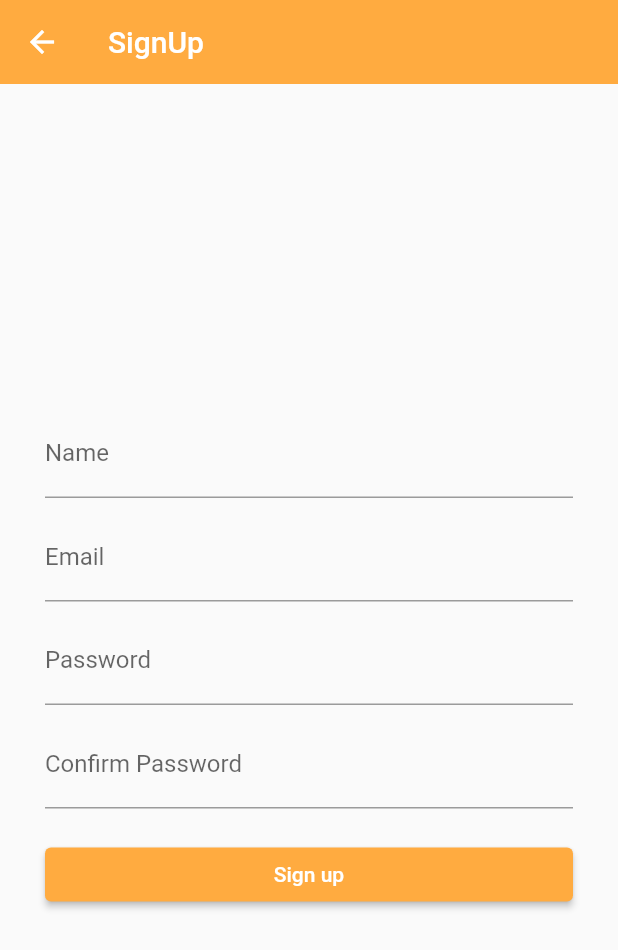
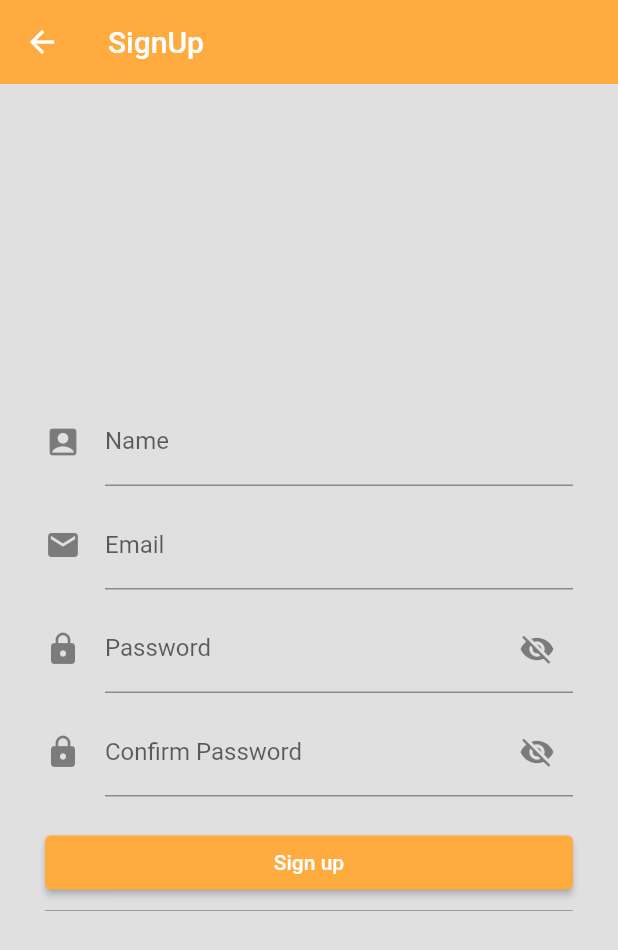
Before and after one commit to uswebk/coodig-mobile, a Flutter app: the SignupScreen screen opened directly, on a phone screen of 412 x 824 dp. Shown: the top 950 px of the screen. Run offline on Flutter 3.47's test engine with Material 2 defaults, Android fonts, the phone set to English and light mode, and no system bars; drawn by our look-alikes of modal_progress_hud_nsn; our stand-ins replace flutter_riverpod, flutter_secure_storage, get; accounts and stored records are empty; network calls fail.

Commit message:
refactor: signup screen

```diff
--- a/lib/provider/signup_provider.dart
+++ b/lib/provider/signup_provider.dart
@@ -29,3 +29,6 @@ class SignupNotifier extends StateNotifier<SignupState> {
         SignupState(isLoading: isLoading, errorMessages: state.errorMessages);
   }
 }
+
+final passwordVisibleProvider = StateProvider<bool>((ref) => false);
+final passwordConfirmVisibleProvider = StateProvider<bool>((ref) => false);
--- a/lib/view/signup/signup_screen.dart
+++ b/lib/view/signup/signup_screen.dart
@@ -34,6 +34,7 @@ class SignupScreen extends ConsumerWidget {
 
     return Stack(children: [
       Scaffold(
+        backgroundColor: Colors.grey[300],
         appBar: AppBar(
           backgroundColor: Colors.orangeAccent,
           title: const Text('SignUp'),
@@ -45,13 +46,21 @@ class SignupScreen extends ConsumerWidget {
             child: Column(
               mainAxisAlignment: MainAxisAlignment.center,
               children: [
-                Container(
+                Expanded(flex: 1, child: Container()),
+                Expanded(
+                  flex: 5,
+                  child: Container(
                     padding: const EdgeInsets.symmetric(horizontal: 30),
                     child: Column(
+                      mainAxisSize: MainAxisSize.min,
+                      mainAxisAlignment: MainAxisAlignment.center,
                       children: [
                         TextFormField(
                           controller: nameController,
-                        decoration: const InputDecoration(labelText: 'Name'),
+                          decoration: const InputDecoration(
+                            labelText: 'Name',
+                            icon: Icon(Icons.account_box),
+                          ),
                           validator: (value) {
                             if (value!.isEmpty) {
                               return 'Please enter your name';
@@ -80,7 +89,10 @@ class SignupScreen extends ConsumerWidget {
                         ),
                         TextFormField(
                           controller: emailController,
-                        decoration: const InputDecoration(labelText: 'Email'),
+                          decoration: const InputDecoration(
+                            labelText: 'Email',
+                            icon: Icon(Icons.email),
+                          ),
                           validator: (value) {
                             if (value!.isEmpty) {
                               return 'Please enter your email';
@@ -107,11 +119,29 @@ class SignupScreen extends ConsumerWidget {
                         const SizedBox(
                           height: 10,
                         ),
-                      TextFormField(
+                        Consumer(
+                          builder: (BuildContext context, WidgetRef ref,
+                              Widget? child) {
+                            final passwordVisible =
+                                ref.watch(passwordVisibleProvider);
+
+                            return TextFormField(
                               controller: passwordController,
-                        obscureText: true,
-                        decoration:
-                            const InputDecoration(labelText: 'Password'),
+                              obscureText: !passwordVisible,
+                              decoration: InputDecoration(
+                                labelText: 'Password',
+                                icon: const Icon(Icons.lock),
+                                suffixIcon: IconButton(
+                                  icon: Icon(passwordVisible
+                                      ? Icons.visibility
+                                      : Icons.visibility_off),
+                                  onPressed: () {
+                                    ref
+                                        .read(passwordVisibleProvider.notifier)
+                                        .state = !passwordVisible;
+                                  },
+                                ),
+                              ),
                               validator: (value) {
                                 if (value!.isEmpty) {
                                   return 'Please enter your password';
@@ -123,6 +153,8 @@ class SignupScreen extends ConsumerWidget {
                                 return null;
                               },
                               onChanged: (String value) {},
+                            );
+                          },
                         ),
                         if (state.errorMessages != null &&
                             state.errorMessages!['password'] != null)
@@ -142,11 +174,30 @@ class SignupScreen extends ConsumerWidget {
                         const SizedBox(
                           height: 10,
                         ),
-                      TextFormField(
+                        Consumer(
+                          builder: (BuildContext context, WidgetRef ref,
+                              Widget? child) {
+                            final passwordConfirmVisible =
+                                ref.watch(passwordConfirmVisibleProvider);
+
+                            return TextFormField(
                               controller: confirmPasswordController,
-                        obscureText: true,
-                        decoration: const InputDecoration(
-                            labelText: 'Confirm Password'),
+                              obscureText: !passwordConfirmVisible,
+                              decoration: InputDecoration(
+                                labelText: 'Confirm Password',
+                                icon: const Icon(Icons.lock),
+                                suffixIcon: IconButton(
+                                  icon: Icon(passwordConfirmVisible
+                                      ? Icons.visibility
+                                      : Icons.visibility_off),
+                                  onPressed: () {
+                                    ref
+                                        .read(passwordConfirmVisibleProvider
+                                            .notifier)
+                                        .state = !passwordConfirmVisible;
+                                  },
+                                ),
+                              ),
                               validator: (value) {
                                 if (value!.isEmpty) {
                                   return 'Please enter your ConfirmPassword';
@@ -158,6 +209,8 @@ class SignupScreen extends ConsumerWidget {
                                 return null;
                               },
                               onChanged: (String value) {},
+                            );
+                          },
                         ),
                         if (state.errorMessages != null &&
                             state.errorMessages!['non_field_errors'] != null)
@@ -206,9 +259,14 @@ class SignupScreen extends ConsumerWidget {
                               ),
                               child: const Text('Sign up')),
                         ),
+                        const Divider(
+                          color: Colors.grey,
+                        ),
                       ],
                     ),
-                )
+                  ),
+                ),
+                Expanded(flex: 1, child: Container()),
               ],
             ),
           ),
```
Lines whose indentation alone changed are shown as unchanged.
